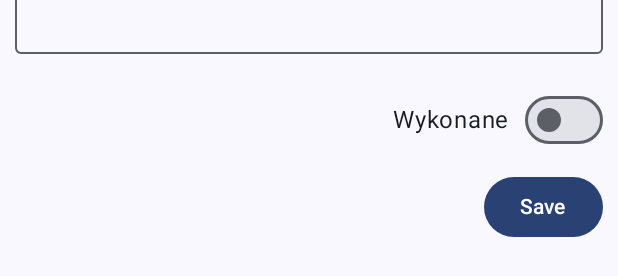
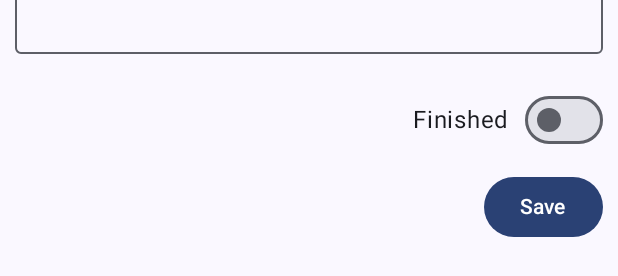
Before and after one commit to slaszu/android_todolist, an Android app built with Jetpack Compose: the @Preview function TodoFormPreview, on a phone screen of 412 x 824 dp. Shown: the part 156-432 px from the top of the screen. Run offline under Robolectric (Android 15) with nearby library versions, the phone set to English and light mode, and no system bars; our stand-ins replace Room's generated code.

Commit message:
translations | todo: date, reminder, notifications

```diff
--- a/app/src/main/java/pl/slaszu/todoapp/data/di/RoomModules.kt
+++ b/app/src/main/java/pl/slaszu/todoapp/data/di/RoomModules.kt
@@ -32,7 +32,7 @@ object RoomProviders {
     }
 }
 
-@Database(entities = [TodoModel::class], version = 1, exportSchema = false)
+@Database(entities = [TodoModel::class], version = 1)
 abstract class AppDatabase : RoomDatabase() {
     abstract fun todoModelDao(): TodoModelDao
 }
--- a/app/src/main/java/pl/slaszu/todoapp/ui/element/TodoForm.kt
+++ b/app/src/main/java/pl/slaszu/todoapp/ui/element/TodoForm.kt
@@ -1,6 +1,5 @@
 package pl.slaszu.todoapp.ui.element
 
-import android.util.Log
 import androidx.compose.foundation.layout.Arrangement
 import androidx.compose.foundation.layout.Column
 import androidx.compose.foundation.layout.Row
@@ -59,11 +58,13 @@ fun TodoForm(
         Row(
             verticalAlignment = Alignment.CenterVertically,
             horizontalArrangement = Arrangement.End,
-            modifier = Modifier.padding(10.dp).fillMaxWidth()
+            modifier = Modifier
+                .padding(10.dp)
+                .fillMaxWidth()
         ) {
 
             Text(
-                text = "Wykonane",
+                text = stringResource(R.string.todo_form_is_finished),
                 modifier = Modifier.padding(10.dp)
             )
             Switch(
--- a/app/src/main/java/pl/slaszu/todoapp/ui/element/TopBar.kt
+++ b/app/src/main/java/pl/slaszu/todoapp/ui/element/TopBar.kt
@@ -3,7 +3,10 @@ package pl.slaszu.todoapp.ui.element
 import android.annotation.SuppressLint
 import androidx.compose.material.icons.Icons
 import androidx.compose.material.icons.automirrored.filled.ArrowBack
+import androidx.compose.material.icons.automirrored.filled.List
 import androidx.compose.material.icons.filled.Add
+import androidx.compose.material.icons.filled.KeyboardArrowDown
+import androidx.compose.material.icons.filled.List
 import androidx.compose.material.icons.filled.Menu
 import androidx.compose.material.icons.filled.MoreVert
 import androidx.compose.material3.ExperimentalMaterial3Api
@@ -58,7 +61,7 @@ fun TopBar(
                 onClick = { onOptionClick() }
             ) {
                 Icon(
-                    Icons.Filled.Menu,
+                    Icons.Filled.MoreVert,
                     contentDescription = "More options"
                 )
             }
--- a/app/src/main/res/values/strings.xml
+++ b/app/src/main/res/values/strings.xml
@@ -8,4 +8,5 @@
     <string name="btn_delete">Delete</string>
     <string name="btn_back">Back</string>
     <string name="setting_show_done">Show finished items ?</string>
+    <string name="todo_form_is_finished">Finished</string>
 </resources>
```
Also changed, not shown: 1 other file.
